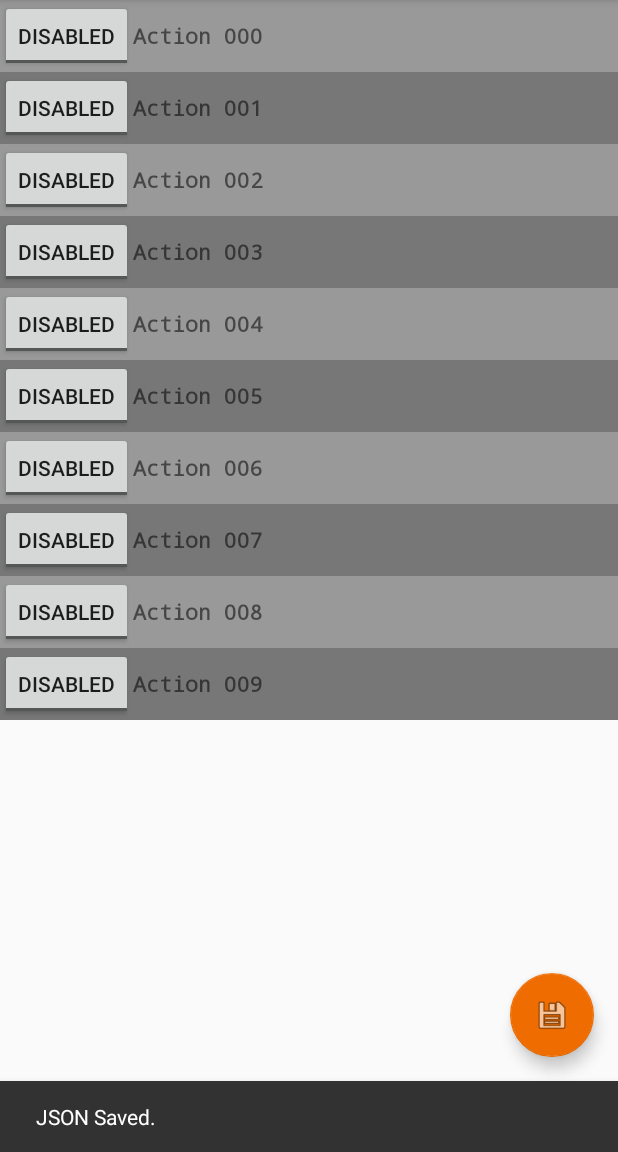
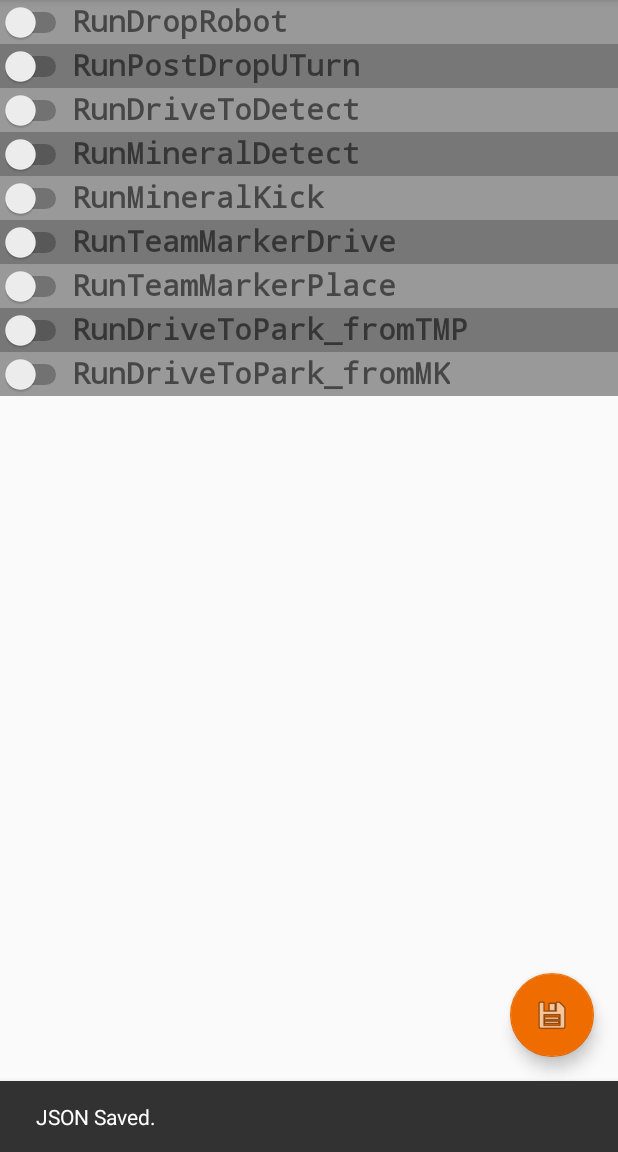
Before and after one commit to TimeCrafters/TimeCraftersActionsConfigurator, an Android app: the screen it shows after launch (MainActivity), after a tap on an icon or button, on a phone screen of 412 x 824 dp, the part 84-1236 px from its top. Run offline under Robolectric (Android 15) with nearby library versions, the phone set to English and light mode, and no system bars.

Commit message:
UI and UX improvements

```diff
--- a/app/src/main/java/org/timecrafters/timecraftersactionconfigurator/MainActivity.java
+++ b/app/src/main/java/org/timecrafters/timecraftersactionconfigurator/MainActivity.java
@@ -5,7 +5,6 @@ import android.content.Intent;
 import android.content.pm.PackageManager;
 import android.graphics.Typeface;
 import android.os.Bundle;
-import android.support.constraint.ConstraintLayout;
 import android.support.design.widget.FloatingActionButton;
 import android.support.design.widget.Snackbar;
 import android.support.v4.app.ActivityCompat;
@@ -15,8 +14,10 @@ import android.support.v7.widget.Toolbar;
 import android.view.View;
 import android.view.Menu;
 import android.view.MenuItem;
+import android.widget.Button;
 import android.widget.CompoundButton;
 import android.widget.LinearLayout;
+import android.widget.Switch;
 import android.widget.TextView;
 import android.widget.Toast;
 import android.widget.ToggleButton;
@@ -27,32 +28,50 @@ import org.timecrafters.timecraftersactionconfigurator.jsonhandler.DataStruct;
 import static android.content.pm.PackageManager.PERMISSION_GRANTED;
 
 import java.util.ArrayList;
-import java.util.HashMap;
 
 public class MainActivity extends AppCompatActivity {
   private static final int REQUEST_WRITE_PERMISSION = 70;
-  private static final int ACTIONS_LIST_SIZE = 10;
 
   protected Reader jsonReader;
   protected ArrayList<DataStruct> dataStructs;
+  protected FloatingActionButton saveButton;
+  private ArrayList<String> actionsList;
 
   @Override
   protected void onCreate(Bundle savedInstanceState) {
     this.dataStructs = new ArrayList<>();
+    this.actionsList = new ArrayList<>();
+    this.actionsList.add("RunDropRobot");
+    this.actionsList.add("RunPostDropUTurn");
+    this.actionsList.add("RunDriveToDetect");
+    this.actionsList.add("RunMineralDetect");
+    this.actionsList.add("RunMineralKick");
+    this.actionsList.add("RunTeamMarkerDrive");
+    this.actionsList.add("RunTeamMarkerPlace");
+    this.actionsList.add("RunDriveToPark_fromTMP");
+    this.actionsList.add("RunDriveToPark_fromMK");
 
     super.onCreate(savedInstanceState);
     setContentView(R.layout.activity_main);
     Toolbar toolbar = (Toolbar) findViewById(R.id.toolbar);
     setSupportActionBar(toolbar);
 
-    FloatingActionButton fab = (FloatingActionButton) findViewById(R.id.fab);
-    fab.setOnClickListener(new View.OnClickListener() {
+    this.saveButton = (FloatingActionButton) findViewById(R.id.fab);
+    saveButton.setVisibility(View.GONE);
+    saveButton.setEnabled(false);
+
+    saveButton.setOnClickListener(new View.OnClickListener() {
       @Override
       public void onClick(View view) {
-        new Writer(dataStructs);
+        Writer writer = new Writer(dataStructs);
 
-        Snackbar.make(view, "JSON Saved.", Snackbar.LENGTH_LONG)
-                .setAction("Action", null).show();
+        if (writer.writeSucceeded()) {
+          Snackbar.make(view, "JSON Saved.", Snackbar.LENGTH_LONG)
+                  .setAction("Action", null).show();
+        } else {
+          Snackbar.make(view, "Failed to write JSON.", Snackbar.LENGTH_LONG)
+                  .setAction("Action", null).show();
+        }
       }
     });
 
@@ -63,7 +82,6 @@ public class MainActivity extends AppCompatActivity {
   private void populateLayout() {
     int i = 0;
     for(final DataStruct item : dataStructs) {
-      final int indexID = i;
       // Create items main container <-->
       LinearLayout parent = new LinearLayout(this);
       parent.setLayoutParams(new LinearLayout.LayoutParams(LinearLayout.LayoutParams.MATCH_PARENT, LinearLayout.LayoutParams.WRAP_CONTENT));
@@ -75,33 +93,34 @@ public class MainActivity extends AppCompatActivity {
       }
 
       // Toggle Button
-      ToggleButton toggle = new ToggleButton(this);
-      toggle.setLayoutParams(new LinearLayout.LayoutParams(LinearLayout.LayoutParams.WRAP_CONTENT, LinearLayout.LayoutParams.WRAP_CONTENT));
+      Switch toggle = new Switch(this);
+      toggle.setLayoutParams(new LinearLayout.LayoutParams(LinearLayout.LayoutParams.WRAP_CONTENT, LinearLayout.LayoutParams.MATCH_PARENT));
       toggle.setChecked(item.enabled());
 
-      if (toggle.isChecked()) {
-        toggle.setText("Enabled");
-      } else {
-        toggle.setText("Disabled");
-      }
+//      if (toggle.isChecked()) {
+//        toggle.setText("Enabled");
+//      } else {
+//        toggle.setText("Disabled");
+//      }
 
-      toggle.setTextOn("Enabled");
-      toggle.setTextOff("Disabled");
+//      toggle.setTextOn("Enabled");
+//      toggle.setTextOff("Disabled");
       toggle.setOnCheckedChangeListener(new CompoundButton.OnCheckedChangeListener() {
         @Override
         public void onCheckedChanged(CompoundButton compoundButton, boolean b) {
           item.setEnabled(b);
         }
       });
-      parent.addView(toggle);
 
 
       TextView itemName = new TextView(this);
       itemName.setText(item.name());
-      itemName.setLayoutParams(new LinearLayout.LayoutParams(LinearLayout.LayoutParams.WRAP_CONTENT, LinearLayout.LayoutParams.WRAP_CONTENT));
+      itemName.setLayoutParams(new LinearLayout.LayoutParams(LinearLayout.LayoutParams.WRAP_CONTENT, LinearLayout.LayoutParams.MATCH_PARENT));
       itemName.setTypeface(Typeface.MONOSPACE, Typeface.BOLD);
+      itemName.setTextSize(20);
+
+      parent.addView(toggle);
       parent.addView(itemName);
-
 
       LinearLayout primaryLayout = (LinearLayout) findViewById(R.id.primary_layout);
       primaryLayout.addView(parent);
@@ -110,15 +129,45 @@ public class MainActivity extends AppCompatActivity {
     }
   }
 
+  private void populateLayoutWithErrorMessage() {
+    LinearLayout parent = new LinearLayout(this);
+    parent.setLayoutParams(new LinearLayout.LayoutParams(LinearLayout.LayoutParams.MATCH_PARENT, LinearLayout.LayoutParams.WRAP_CONTENT));
+    parent.setOrientation(LinearLayout.VERTICAL);
+
+    TextView message = new TextView(this);
+    message.setText("Read/Write Permission is required!");
+    message.setTypeface(Typeface.MONOSPACE, Typeface.BOLD);
+    message.setTextSize(32);
+    message.setLayoutParams(new LinearLayout.LayoutParams(LinearLayout.LayoutParams.MATCH_PARENT, LinearLayout.LayoutParams.WRAP_CONTENT));
+    parent.addView(message);
+
+    Button button = new Button(this);
+    button.setLayoutParams(new LinearLayout.LayoutParams(LinearLayout.LayoutParams.MATCH_PARENT, LinearLayout.LayoutParams.WRAP_CONTENT));
+    button.setTextSize(28);
+    button.setText("Ask Again?");
+
+    button.setOnClickListener(new View.OnClickListener() {
+      @Override
+      public void onClick(View view) {
+        finish();
+        startActivity(new Intent(getBaseContext(), MainActivity.class));
+      }
+    });
+    parent.addView(button);
+
+    LinearLayout primaryLayout = (LinearLayout) findViewById(R.id.primary_layout);
+    primaryLayout.setBackgroundResource(R.color.colorAccent);
+    primaryLayout.addView(parent);
+
+  }
+
   private void populateDataStructs() {
    if (dataStructs.size() == 0) {
-     System.out.println(dataStructs);
-     for (int i = 0; i < ACTIONS_LIST_SIZE; i++) {
-       System.out.println("populating "+i);
+     for (int i = 0; i < actionsList.size(); i++) {
+       DataStruct data = new DataStruct();
+       data.setName(actionsList.get(i));
 
-       DataStruct dataStruct = new DataStruct();
-       dataStruct.setName("Action 00"+i);
-       dataStructs.add(dataStruct);
+       dataStructs.add(data);
      }
    }
   }
@@ -129,6 +178,9 @@ public class MainActivity extends AppCompatActivity {
               new String[]{Manifest.permission.WRITE_EXTERNAL_STORAGE},
               REQUEST_WRITE_PERMISSION);
     } else {
+      saveButton.setVisibility(View.VISIBLE);
+      saveButton.setEnabled(true);
+
       handleReader();
 
       populateDataStructs();
@@ -142,8 +194,10 @@ public class MainActivity extends AppCompatActivity {
     switch (requestCode) {
       case REQUEST_WRITE_PERMISSION: {
         if (grantResults.length > 0 && grantResults[0] == PackageManager.PERMISSION_GRANTED) {
-          FloatingActionButton fab = (FloatingActionButton) findViewById(R.id.fab);
-          Snackbar.make(fab, "Thank you for permission, have a nice day!", Snackbar.LENGTH_LONG)
+          saveButton.setVisibility(View.VISIBLE);
+          saveButton.setEnabled(true);
+
+          Snackbar.make(saveButton, "Thank you for permission, have a nice day!", Snackbar.LENGTH_LONG)
                   .setAction("Action", null).show();
           handleReader();
 
@@ -151,8 +205,8 @@ public class MainActivity extends AppCompatActivity {
           populateLayout();
 
         } else {
-          FloatingActionButton fab = (FloatingActionButton) findViewById(R.id.fab);
-          Snackbar.make(fab, "Read/Write Permission is required!", Snackbar.LENGTH_LONG)
+          populateLayoutWithErrorMessage();
+          Snackbar.make(saveButton, "Read/Write Permission is required!", Snackbar.LENGTH_LONG)
                   .setAction("Action", null).show();
         }
       }
@@ -162,11 +216,15 @@ public class MainActivity extends AppCompatActivity {
   private void handleReader() {
     this.jsonReader = new Reader(this);
 
-    this.dataStructs = jsonReader.dataStructs();
+    if (jsonReader.getLoadSuccess()) {
+      this.dataStructs = jsonReader.dataStructs();
 
-    FloatingActionButton fab = (FloatingActionButton) findViewById(R.id.fab);
-    Snackbar.make(fab, "Loaded from JSON.", Snackbar.LENGTH_LONG)
-            .setAction("Action", null).show();
+      Snackbar.make(saveButton, "Loaded from JSON.", Snackbar.LENGTH_LONG)
+              .setAction("Action", null).show();
+    } else {
+      Snackbar.make(saveButton, "Failed to load JSON.", Snackbar.LENGTH_LONG)
+              .setAction("Action", null).show();
+    }
   }
 
   @Override
@@ -188,6 +246,11 @@ public class MainActivity extends AppCompatActivity {
       Toast.makeText(this, "Hello", Toast.LENGTH_SHORT).show();
       return true;
     }
+    if (id == R.id.action_restart) {
+      finish();
+      startActivity(new Intent(getApplicationContext(), MainActivity.class));
+      return true;
+    }
 
     return super.onOptionsItemSelected(item);
   }
--- a/app/src/main/java/org/timecrafters/timecraftersactionconfigurator/jsonhandler/Reader.java
+++ b/app/src/main/java/org/timecrafters/timecraftersactionconfigurator/jsonhandler/Reader.java
@@ -25,6 +25,7 @@ import java.util.HashMap;
 public class Reader {
   private final Context context;
   private ArrayList<DataStruct> dataStructs;
+  private boolean loadSuccessful = false;
 
   public Reader(Context context) {
     this.context = context;
@@ -90,6 +91,9 @@ public class Reader {
       }
     }
 
+    this.loadSuccessful = loadSuccessful;
     return loadSuccessful;
   }
+
+  public boolean getLoadSuccess() { return loadSuccessful; }
 }
--- a/app/src/main/java/org/timecrafters/timecraftersactionconfigurator/jsonhandler/Writer.java
+++ b/app/src/main/java/org/timecrafters/timecraftersactionconfigurator/jsonhandler/Writer.java
@@ -18,6 +18,7 @@ import java.util.HashMap;
 public class Writer {
   private ArrayList<DataStruct> dataStructs;
   private File file;
+  private boolean writeSuccessful = false;
 
   public Writer(ArrayList<DataStruct> dataStructs) {
     this.dataStructs = dataStructs;
@@ -48,6 +49,11 @@ public class Writer {
       // TODO: handle this
     }
 
+    this.writeSuccessful = writeSuccessful;
+    return writeSuccessful;
+  }
+
+  public boolean writeSucceeded() {
     return writeSuccessful;
   }
 }
--- a/app/src/main/res/layout/content_main.xml
+++ b/app/src/main/res/layout/content_main.xml
@@ -8,9 +8,17 @@
     tools:context=".MainActivity"
     tools:showIn="@layout/activity_main">
 
-    <LinearLayout
-        android:id="@+id/primary_layout"
+    <ScrollView
         android:layout_width="match_parent"
-        android:layout_height="match_parent"
-        android:orientation="vertical"></LinearLayout>
+        android:layout_height="match_parent">
+
+        <LinearLayout
+            android:id="@+id/primary_layout"
+            android:layout_width="match_parent"
+            android:layout_height="wrap_content"
+            android:orientation="vertical">
+
+        </LinearLayout>
+    </ScrollView>
+
 </android.support.constraint.ConstraintLayout>
--- a/app/src/main/res/menu/menu_main.xml
+++ b/app/src/main/res/menu/menu_main.xml
@@ -7,4 +7,9 @@
         android:orderInCategory="100"
         android:title="@string/action_settings"
         app:showAsAction="never" />
+    <item
+        android:id="@+id/action_restart"
+        android:orderInCategory="100"
+        android:title="@string/action_restart"
+        app:showAsAction="never"/>
 </menu>
--- a/app/src/main/res/values/strings.xml
+++ b/app/src/main/res/values/strings.xml
@@ -1,4 +1,5 @@
 <resources>
     <string name="app_name">TimeCrafters Action Configurator</string>
     <string name="action_settings">Settings</string>
+    <string name="action_restart">Restart</string>
 </resources>
```
